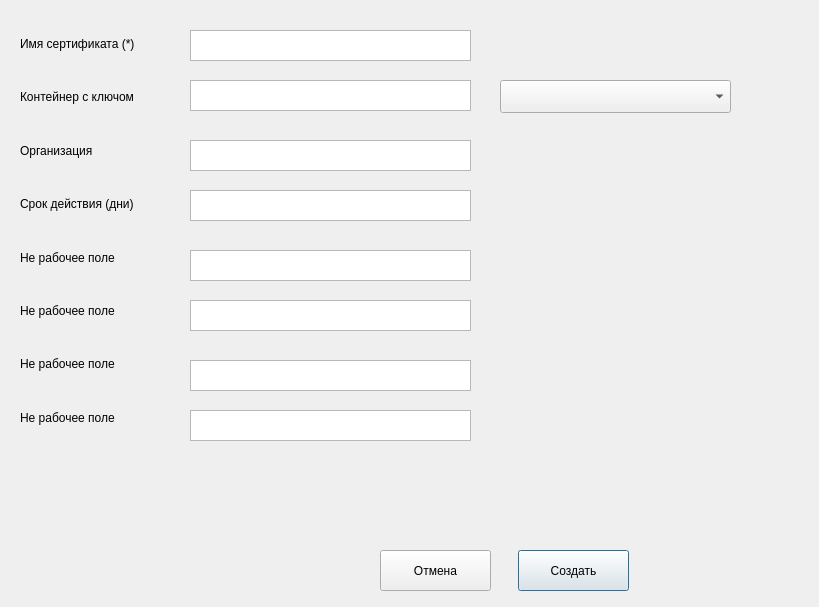
fullincome/ca-lite, file ui/ca_cert_params.ui: the form before one commit.
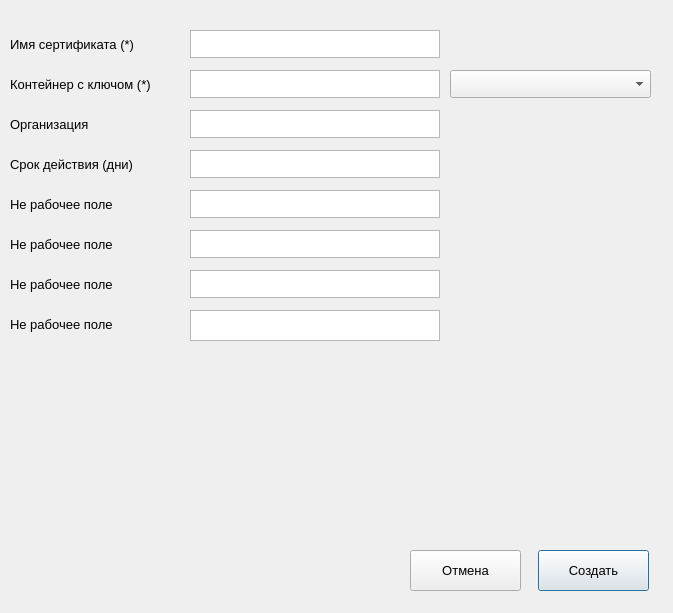
The form after the commit.

Commit message: design: redesign gen ca_cert window

Patch:
```diff
--- a/ui/ca_cert_params.ui
+++ b/ui/ca_cert_params.ui
@@ -6,22 +6,32 @@
    <rect>
     <x>0</x>
     <y>0</y>
-    <width>819</width>
-    <height>607</height>
+    <width>673</width>
+    <height>613</height>
    </rect>
   </property>
+  <property name="font">
+   <font>
+    <pointsize>10</pointsize>
+   </font>
+  </property>
   <property name="windowTitle">
    <string>Dialog</string>
   </property>
   <widget class="QPushButton" name="creatBtn">
    <property name="geometry">
     <rect>
-     <x>518</x>
+     <x>538</x>
      <y>550</y>
      <width>111</width>
      <height>41</height>
     </rect>
    </property>
+   <property name="font">
+    <font>
+     <pointsize>10</pointsize>
+    </font>
+   </property>
    <property name="text">
     <string>Создать</string>
    </property>
@@ -29,172 +39,298 @@
   <widget class="QPushButton" name="cancelBtn">
    <property name="geometry">
     <rect>
-     <x>380</x>
+     <x>410</x>
      <y>550</y>
      <width>111</width>
      <height>41</height>
     </rect>
    </property>
+   <property name="font">
+    <font>
+     <pointsize>10</pointsize>
+    </font>
+   </property>
    <property name="text">
     <string>Отмена</string>
    </property>
   </widget>
-  <widget class="QWidget" name="layoutWidget">
-   <property name="geometry">
-    <rect>
-     <x>20</x>
-     <y>20</y>
-     <width>200</width>
-     <height>421</height>
-    </rect>
-   </property>
-   <layout class="QVBoxLayout" name="verticalLayout">
-    <item>
-     <widget class="QLabel" name="nameCertLabel">
-      <property name="text">
-       <string>Имя сертификата (*)</string>
-      </property>
-     </widget>
-    </item>
-    <item>
-     <widget class="QLabel" name="keycontLabel">
-      <property name="text">
-       <string>Контейнер с ключом</string>
-      </property>
-     </widget>
-    </item>
-    <item>
-     <widget class="QLabel" name="organizationLabel">
-      <property name="text">
-       <string>Организация</string>
-      </property>
-     </widget>
-    </item>
-    <item>
-     <widget class="QLabel" name="label_5">
-      <property name="text">
-       <string>Срок действия (дни)</string>
-      </property>
-     </widget>
-    </item>
-    <item>
-     <widget class="QLabel" name="label">
-      <property name="text">
-       <string>Не рабочее поле</string>
-      </property>
-     </widget>
-    </item>
-    <item>
-     <widget class="QLabel" name="label_3">
-      <property name="text">
-       <string>Не рабочее поле</string>
-      </property>
-     </widget>
-    </item>
-    <item>
-     <widget class="QLabel" name="label_324">
-      <property name="text">
-       <string>Не рабочее поле</string>
-      </property>
-     </widget>
-    </item>
-    <item>
-     <widget class="QLabel" name="label_8">
-      <property name="text">
-       <string>Не рабочее поле</string>
-      </property>
-     </widget>
-    </item>
-   </layout>
-  </widget>
   <widget class="QPlainTextEdit" name="nameCertEdit">
    <property name="geometry">
     <rect>
      <x>190</x>
      <y>30</y>
-     <width>281</width>
-     <height>31</height>
+     <width>250</width>
+     <height>28</height>
     </rect>
    </property>
+   <property name="font">
+    <font>
+     <pointsize>10</pointsize>
+    </font>
+   </property>
   </widget>
   <widget class="QPlainTextEdit" name="keycontCertEdit">
    <property name="geometry">
     <rect>
      <x>190</x>
-     <y>80</y>
-     <width>281</width>
-     <height>31</height>
+     <y>70</y>
+     <width>250</width>
+     <height>28</height>
     </rect>
    </property>
+   <property name="font">
+    <font>
+     <pointsize>10</pointsize>
+    </font>
+   </property>
   </widget>
   <widget class="QComboBox" name="containersBox">
    <property name="geometry">
     <rect>
-     <x>500</x>
-     <y>80</y>
-     <width>231</width>
-     <height>33</height>
+     <x>450</x>
+     <y>70</y>
+     <width>201</width>
+     <height>28</height>
     </rect>
    </property>
+   <property name="font">
+    <font>
+     <pointsize>10</pointsize>
+    </font>
+   </property>
   </widget>
   <widget class="QPlainTextEdit" name="keycontCSREdit_6">
    <property name="geometry">
     <rect>
      <x>190</x>
-     <y>360</y>
-     <width>281</width>
-     <height>31</height>
+     <y>270</y>
+     <width>250</width>
+     <height>28</height>
     </rect>
    </property>
-  </widget>
-  <widget class="QPlainTextEdit" name="organizationEdit">
-   <property name="geometry">
-    <rect>
-     <x>190</x>
-     <y>140</y>
-     <width>281</width>
-     <height>31</height>
-    </rect>
+   <property name="font">
+    <font>
+     <pointsize>10</pointsize>
+    </font>
    </property>
   </widget>
   <widget class="QPlainTextEdit" name="daysValidEdit">
    <property name="geometry">
     <rect>
      <x>190</x>
-     <y>190</y>
-     <width>281</width>
-     <height>31</height>
+     <y>150</y>
+     <width>250</width>
+     <height>28</height>
     </rect>
    </property>
+   <property name="font">
+    <font>
+     <pointsize>10</pointsize>
+    </font>
+   </property>
   </widget>
   <widget class="QPlainTextEdit" name="keycontCSREdit_4">
    <property name="geometry">
     <rect>
      <x>190</x>
-     <y>250</y>
-     <width>281</width>
-     <height>31</height>
+     <y>190</y>
+     <width>250</width>
+     <height>28</height>
     </rect>
    </property>
+   <property name="font">
+    <font>
+     <pointsize>10</pointsize>
+    </font>
+   </property>
   </widget>
   <widget class="QPlainTextEdit" name="keycontCSREdit_5">
    <property name="geometry">
     <rect>
      <x>190</x>
-     <y>300</y>
-     <width>281</width>
-     <height>31</height>
+     <y>230</y>
+     <width>250</width>
+     <height>28</height>
     </rect>
    </property>
+   <property name="font">
+    <font>
+     <pointsize>10</pointsize>
+    </font>
+   </property>
   </widget>
   <widget class="QPlainTextEdit" name="keycontCSREdit_7">
    <property name="geometry">
     <rect>
      <x>190</x>
-     <y>410</y>
-     <width>281</width>
+     <y>310</y>
+     <width>250</width>
      <height>31</height>
     </rect>
+   </property>
+   <property name="font">
+    <font>
+     <pointsize>10</pointsize>
+    </font>
+   </property>
+  </widget>
+  <widget class="QLabel" name="label_8">
+   <property name="geometry">
+    <rect>
+     <x>10</x>
+     <y>310</y>
+     <width>171</width>
+     <height>28</height>
+    </rect>
+   </property>
+   <property name="font">
+    <font>
+     <pointsize>10</pointsize>
+    </font>
+   </property>
+   <property name="text">
+    <string>Не рабочее поле</string>
+   </property>
+  </widget>
+  <widget class="QLabel" name="label_324">
+   <property name="geometry">
+    <rect>
+     <x>10</x>
+     <y>270</y>
+     <width>171</width>
+     <height>28</height>
+    </rect>
+   </property>
+   <property name="font">
+    <font>
+     <pointsize>10</pointsize>
+    </font>
+   </property>
+   <property name="text">
+    <string>Не рабочее поле</string>
+   </property>
+  </widget>
+  <widget class="QLabel" name="label_3">
+   <property name="geometry">
+    <rect>
+     <x>10</x>
+     <y>230</y>
+     <width>171</width>
+     <height>28</height>
+    </rect>
+   </property>
+   <property name="font">
+    <font>
+     <pointsize>10</pointsize>
+    </font>
+   </property>
+   <property name="text">
+    <string>Не рабочее поле</string>
+   </property>
+  </widget>
+  <widget class="QLabel" name="label">
+   <property name="geometry">
+    <rect>
+     <x>10</x>
+     <y>190</y>
+     <width>171</width>
+     <height>28</height>
+    </rect>
+   </property>
+   <property name="font">
+    <font>
+     <pointsize>10</pointsize>
+    </font>
+   </property>
+   <property name="text">
+    <string>Не рабочее поле</string>
+   </property>
+  </widget>
+  <widget class="QLabel" name="label_5">
+   <property name="geometry">
+    <rect>
+     <x>10</x>
+     <y>150</y>
+     <width>171</width>
+     <height>28</height>
+    </rect>
+   </property>
+   <property name="font">
+    <font>
+     <pointsize>10</pointsize>
+    </font>
+   </property>
+   <property name="text">
+    <string>Срок действия (дни)</string>
+   </property>
+  </widget>
+  <widget class="QLabel" name="nameCertLabel">
+   <property name="geometry">
+    <rect>
+     <x>10</x>
+     <y>30</y>
+     <width>171</width>
+     <height>28</height>
+    </rect>
+   </property>
+   <property name="font">
+    <font>
+     <pointsize>10</pointsize>
+    </font>
+   </property>
+   <property name="text">
+    <string>Имя сертификата (*)</string>
+   </property>
+  </widget>
+  <widget class="QLabel" name="organizationLabel">
+   <property name="geometry">
+    <rect>
+     <x>10</x>
+     <y>110</y>
+     <width>171</width>
+     <height>28</height>
+    </rect>
+   </property>
+   <property name="font">
+    <font>
+     <pointsize>10</pointsize>
+    </font>
+   </property>
+   <property name="text">
+    <string>Организация</string>
+   </property>
+  </widget>
+  <widget class="QPlainTextEdit" name="organizationEdit">
+   <property name="geometry">
+    <rect>
+     <x>190</x>
+     <y>110</y>
+     <width>250</width>
+     <height>28</height>
+    </rect>
+   </property>
+   <property name="font">
+    <font>
+     <pointsize>10</pointsize>
+    </font>
+   </property>
+  </widget>
+  <widget class="QLabel" name="keycontLabel">
+   <property name="geometry">
+    <rect>
+     <x>10</x>
+     <y>70</y>
+     <width>171</width>
+     <height>28</height>
+    </rect>
+   </property>
+   <property name="font">
+    <font>
+     <pointsize>10</pointsize>
+    </font>
+   </property>
+   <property name="text">
+    <string>Контейнер с ключом (*)</string>
    </property>
   </widget>
  </widget>
```
